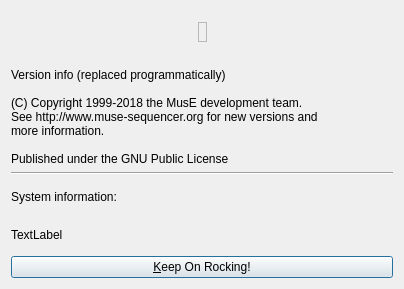
Before: the Qt Designer form muse3/muse/components/aboutbox.ui in emrum/muse, drawn with Qt 5.
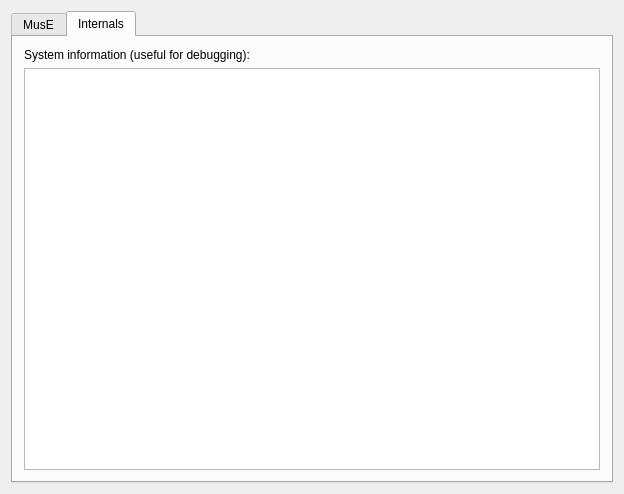
After: the same form once the commit is applied. The open tabs and pages were chosen to show the change.

Commit message: Added aboutbox tab with runtime information

What changed in the file:
```diff
--- a/muse3/muse/components/aboutbox.ui
+++ b/muse3/muse/components/aboutbox.ui
@@ -6,14 +6,24 @@
    <rect>
     <x>0</x>
     <y>0</y>
-    <width>404</width>
-    <height>289</height>
+    <width>624</width>
+    <height>494</height>
    </rect>
   </property>
   <property name="windowTitle">
    <string>AboutBox</string>
   </property>
-  <layout class="QVBoxLayout" name="verticalLayout">
+  <layout class="QVBoxLayout" name="verticalLayout_4">
+   <item>
+    <widget class="QTabWidget" name="MusE">
+     <property name="currentIndex">
+      <number>0</number>
+     </property>
+     <widget class="QWidget" name="tab">
+      <attribute name="title">
+       <string>MusE</string>
+      </attribute>
+      <layout class="QVBoxLayout" name="verticalLayout_3">
    <item>
     <widget class="QFrame" name="imageFrame">
      <property name="sizePolicy">
@@ -79,6 +89,8 @@
     </widget>
    </item>
    <item>
+        <layout class="QVBoxLayout" name="verticalLayout">
+         <item>
     <widget class="QLabel" name="versionLabel">
      <property name="text">
       <string>Version info (replaced programmatically)</string>
@@ -102,27 +114,6 @@
      </property>
     </widget>
    </item>
-   <item>
-    <widget class="Line" name="line">
-     <property name="orientation">
-      <enum>Qt::Horizontal</enum>
-     </property>
-    </widget>
-   </item>
-   <item>
-    <widget class="QLabel" name="label">
-     <property name="text">
-      <string>System information:</string>
-     </property>
-    </widget>
-   </item>
-   <item>
-    <widget class="QLabel" name="systemInformationLabel">
-     <property name="text">
-      <string>TextLabel</string>
-     </property>
-    </widget>
-   </item>
    <item>
     <widget class="QPushButton" name="doneHere">
      <property name="text">
@@ -134,13 +125,36 @@
     </widget>
    </item>
   </layout>
-  <zorder>versionLabel</zorder>
-  <zorder>textLabel1</zorder>
-  <zorder>doneHere</zorder>
-  <zorder>imageFrame</zorder>
-  <zorder>line</zorder>
-  <zorder>label</zorder>
-  <zorder>systemInformationLabel</zorder>
+       </item>
+       <item>
+        <widget class="Line" name="line">
+         <property name="orientation">
+          <enum>Qt::Horizontal</enum>
+         </property>
+        </widget>
+       </item>
+      </layout>
+     </widget>
+     <widget class="QWidget" name="internalMuse">
+      <attribute name="title">
+       <string>Internals</string>
+      </attribute>
+      <layout class="QVBoxLayout" name="verticalLayout_2">
+       <item>
+        <widget class="QLabel" name="label_2">
+         <property name="text">
+          <string>System information (useful for debugging):</string>
+         </property>
+        </widget>
+       </item>
+       <item>
+        <widget class="QTextBrowser" name="internalDebugInformation"/>
+       </item>
+      </layout>
+     </widget>
+    </widget>
+   </item>
+  </layout>
  </widget>
  <layoutdefault spacing="6" margin="11"/>
  <resources/>
```
Lines whose indentation alone changed are shown as unchanged. The commit also changes 14 other files.
